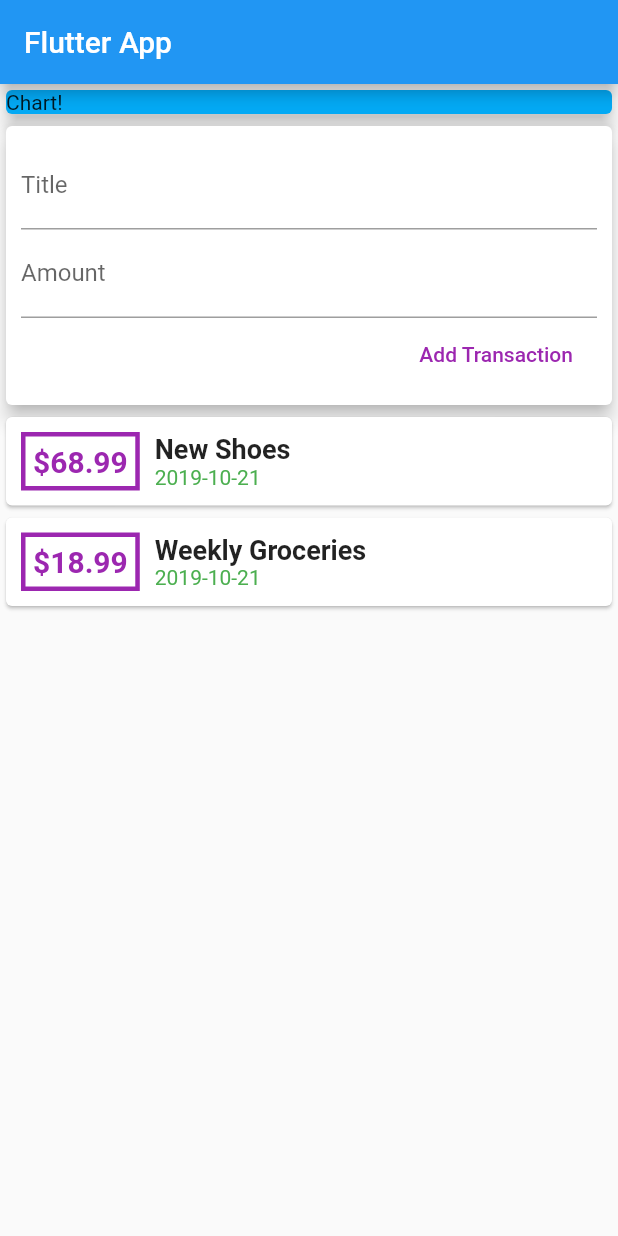
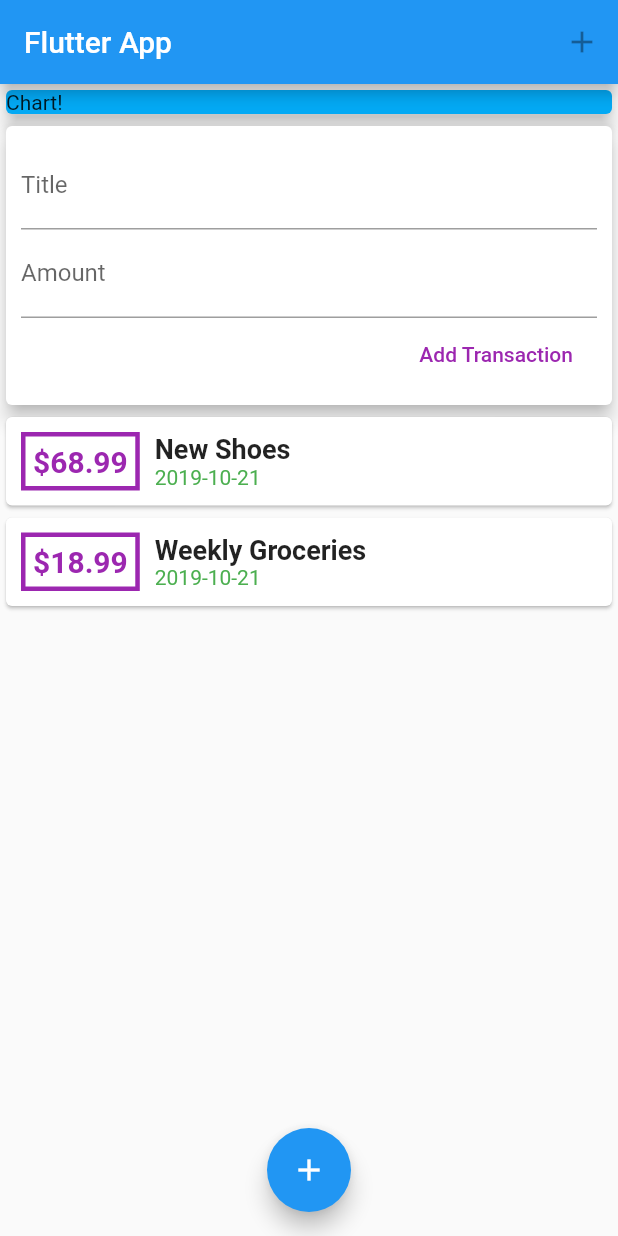
Before and after one commit to artsok/learn-flutter-dart, a Flutter app: the screen it shows after launch, after a tap on "Add Transaction", on a phone screen of 412 x 824 dp. Run offline on Flutter 3.47's test engine with Material 2 defaults, Android fonts, the phone set to English and light mode, and no system bars.

Commit message:
done up 90 lessons

```diff
--- a/lib/main.dart
+++ b/lib/main.dart
@@ -2,6 +2,7 @@ import 'package:first_app/models/transaction.dart';
 import 'package:first_app/widgets/new_transaction.dart';
 import 'package:first_app/widgets/transaction_list.dart';
 import 'package:first_app/widgets/user_transaction.dart';
+
 
 import 'package:flutter/material.dart';
 import 'package:intl/intl.dart';
@@ -22,11 +23,23 @@ class MyHomePage extends StatelessWidget {
 //  String titleInput;
 //  String amountInput;
 
+  void startTheProccessNewTransaction() {
+    showModalBottomSheet(context: ctx, builder: (bCtx) {
+      return NewTransaction();
+    }, );
+  }
+
   @override
   Widget build(BuildContext context) {
     return Scaffold(
       appBar: AppBar(
         title: Text('Flutter App'),
+        actions: <Widget>[
+          IconButton(
+            icon: Icon(Icons.add),
+            onPressed: null,
+          )
+        ],
       ),
       body: SingleChildScrollView(
         child: Column(
@@ -46,6 +59,11 @@ class MyHomePage extends StatelessWidget {
               UserTransactions(),
             ]),
       ),
+      floatingActionButtonLocation: FloatingActionButtonLocation.centerFloat,
+      floatingActionButton: FloatingActionButton(
+        child: Icon(Icons.add),
+        onPressed: () {},
+      ),
     );
   }
 }
--- a/lib/widgets/new_transaction.dart
+++ b/lib/widgets/new_transaction.dart
@@ -6,6 +6,18 @@ class NewTransaction extends StatelessWidget {
   final Function logicForButton;
 
   NewTransaction(this.logicForButton);
+
+  void submitData() {
+    final entredTitle = titleController.text;
+    final enteredAmount = double.parse(amountController.text);
+
+    if(entredTitle.isEmpty || enteredAmount <= 0) {
+      return;
+    }
+
+    //this code NO Rich
+    logicForButton(entredTitle, enteredAmount);
+  }
 
   @override
   Widget build(BuildContext context) {
@@ -19,23 +31,20 @@ class NewTransaction extends StatelessWidget {
             TextField(
               decoration: InputDecoration(labelText: "Title"),
               controller: titleController,
-//                      onChanged: (value) {
-//                        titleInput = value; //Записываем в переменную текст
-//                      }, //
+              onSubmitted: (_) => submitData,
             ),
             //Ввод данных пользователя
             TextField(
               decoration: InputDecoration(labelText: "Amount"),
               controller: amountController,
-//                      onChanged: (val) {
-//                        val = amountInput;
-//                      },
+              keyboardType: TextInputType.number,
+              onSubmitted: (_) => submitData,
             ),
             FlatButton(
               child: Text("Add Transaction"),
               textColor: Colors.purple,
               onPressed: () {
-                logicForButton(titleController.text, double.parse(amountController.text));
+                submitData();
                 print("${titleController.text}  ${amountController.text}");
               },
             )
--- a/lib/widgets/transaction_list.dart
+++ b/lib/widgets/transaction_list.dart
@@ -23,7 +23,7 @@ class TransactionList extends StatelessWidget {
                   decoration: BoxDecoration(
                       border: Border.all(color: Colors.purple, width: 3)),
                   child: Text(
-                    "\$${transactions[index].amount}",
+                    "\$${transactions[index].amount.toStringAsFixed(2)}",
                     style: TextStyle(
                         fontWeight: FontWeight.bold,
                         fontSize: 20,
```
